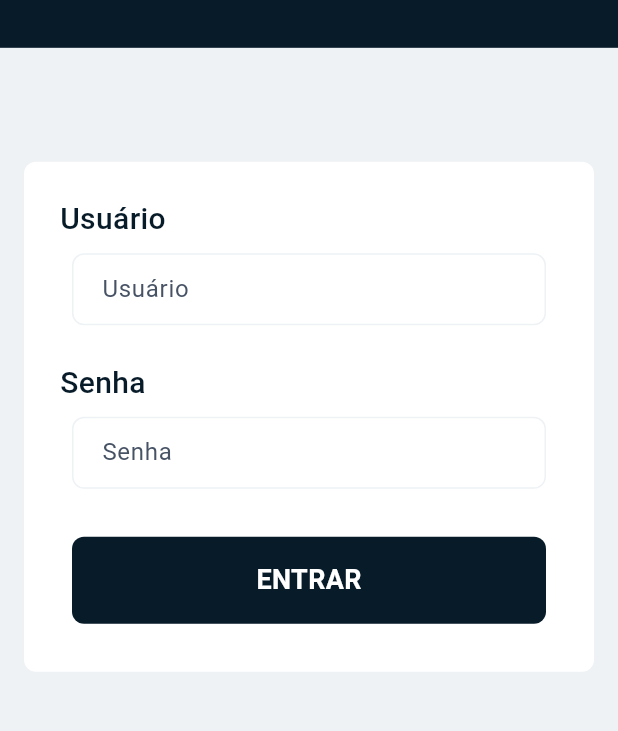
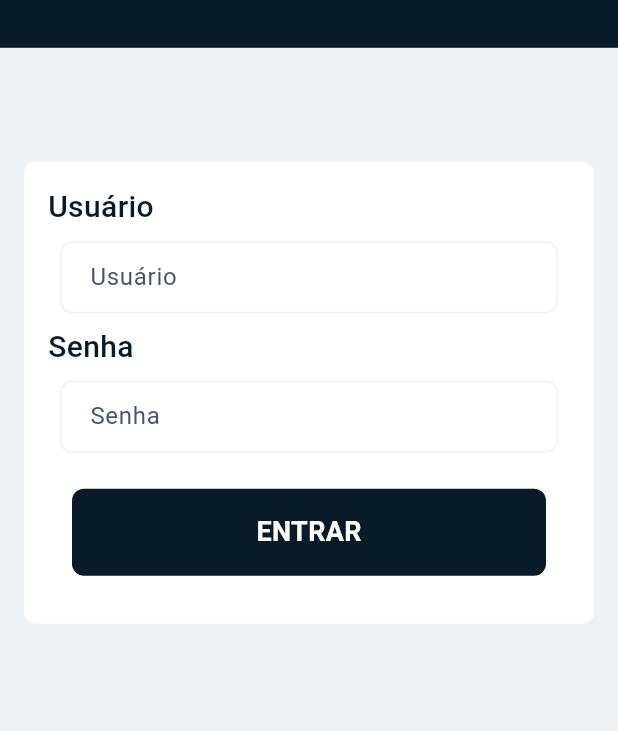
Before and after one commit to lucland/DockCheck-Web, a Flutter app: the screen it shows after launch, on a phone screen of 412 x 824 dp, the part 296-1027 px from its top. Run offline on Flutter 3.47's test engine with Material 3 defaults, Android fonts, the phone set to English and light mode, and no system bars; our stand-ins replace clock, file_picker, flutter_bloc, flutter_svg, hive; accounts and stored records are empty; Roboto replaces fonts that are missing (ProximaNova); project files that could hold a hidden picture were left out.

Commit message:
Refactor TextInputWidget layout and styling

```diff
--- a/lib/widgets/text_input_widget.dart
+++ b/lib/widgets/text_input_widget.dart
@@ -26,9 +26,7 @@ class TextInputWidget extends StatelessWidget {
 
   @override
   Widget build(BuildContext context) {
-    return Padding(
-      padding: const EdgeInsets.all(8.0),
-      child: Column(
+    return Column(
       crossAxisAlignment: CrossAxisAlignment.start,
       children: [
         if (title != '')
@@ -84,7 +82,6 @@ class TextInputWidget extends StatelessWidget {
           ),
         ),
       ],
-      ),
     );
   }
 }
```
Lines whose indentation alone changed are shown as unchanged.
